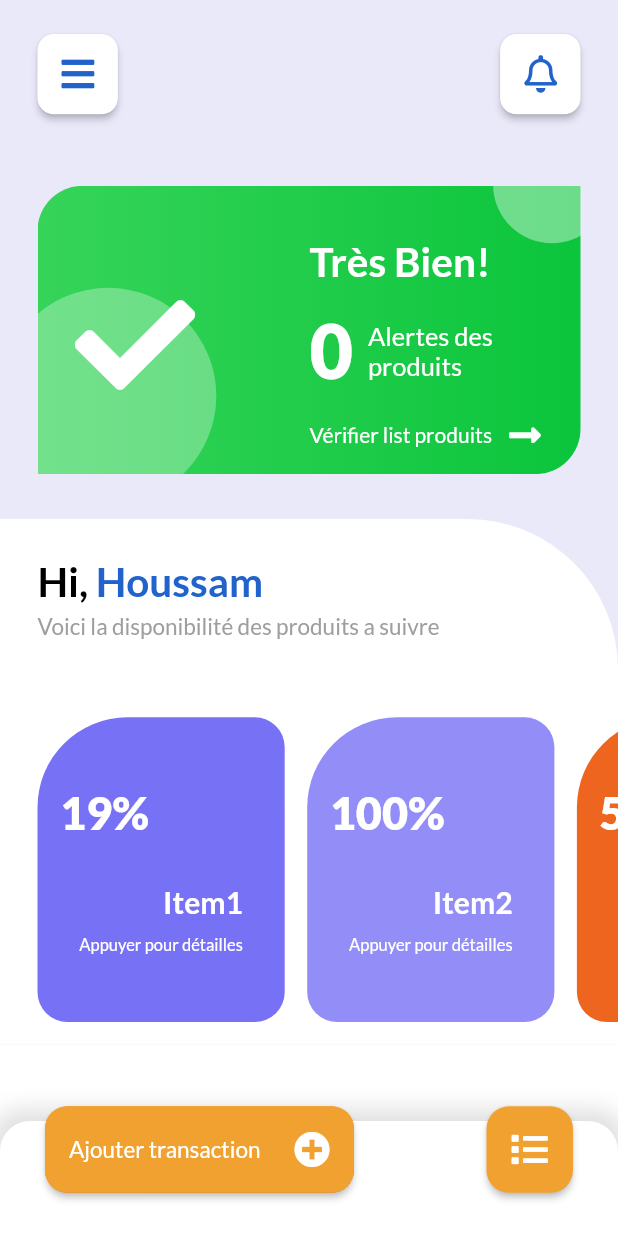
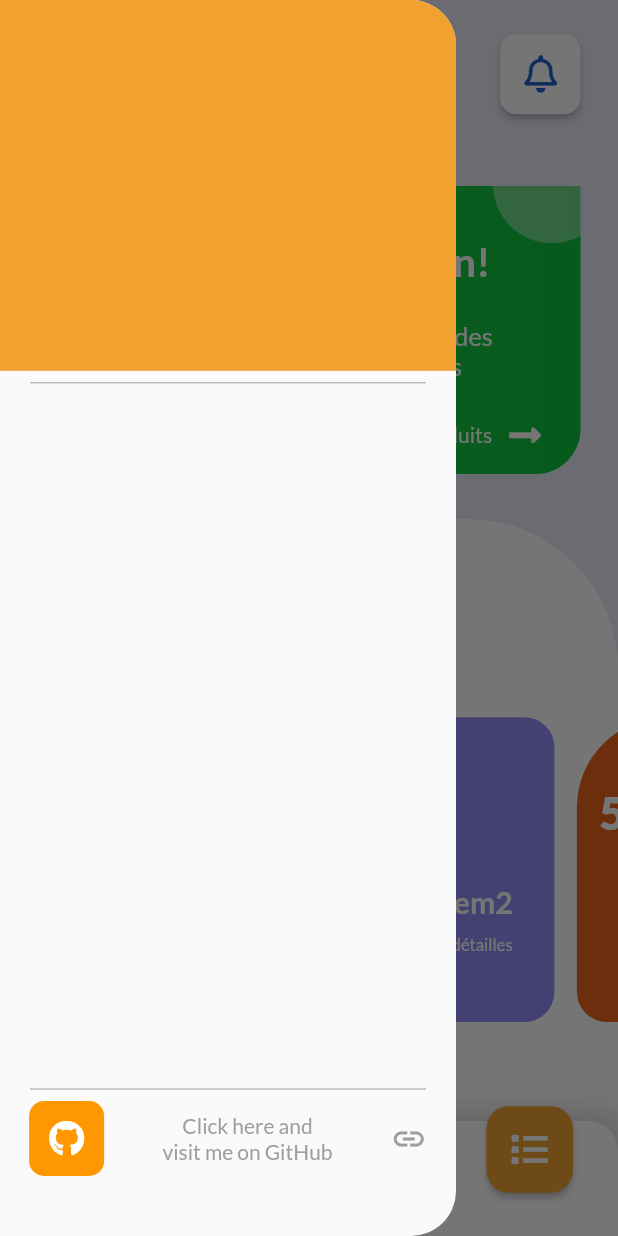
Before and after one commit to B-Houssam/iStock, a Flutter app: the screen it shows after launch, with the side drawer open (before the commit the screen has no drawer), on a phone screen of 412 x 824 dp. Run offline on Flutter 3.47's test engine with Material 2 defaults, Android fonts, the phone set to English and light mode, and no system bars; our stand-ins replace font_awesome_flutter, google_fonts.

Commit message:
added custom drawer and improved alllist ui

```diff
--- a/lib/views/HomePage.dart
+++ b/lib/views/HomePage.dart
@@ -1,7 +1,8 @@
 import 'package:flutter/material.dart';
+import 'package:font_awesome_flutter/font_awesome_flutter.dart';
 import 'package:iStock/widgets/mainView/bottom-card.dart';
+import 'package:iStock/widgets/mainView/custom-drawer.dart';
 import 'package:iStock/widgets/mainView/main-card.dart';
-import 'package:iStock/widgets/mainView/top-bar.dart';
 import 'package:iStock/widgets/mainView/action-bar.dart';
 
 class HomePage extends StatefulWidget {
@@ -12,14 +13,61 @@ class HomePage extends StatefulWidget {
 }
 
 class _HomePageState extends State<HomePage> {
+  final GlobalKey<ScaffoldState> _scaffoldKey = new GlobalKey<ScaffoldState>();
+
   @override
   Widget build(BuildContext context) {
     return Scaffold(
+      key: _scaffoldKey,
+      drawer: Draw(),
       backgroundColor: Color(0XFFE9E9F9),
       body: SafeArea(
         child: Column(
           children: <Widget>[
-            TopBar(),
+            Container(
+              width: MediaQuery.of(context).size.width,
+              height: MediaQuery.of(context).size.height * .12,
+              child: Padding(
+                padding: EdgeInsets.only(left: 25, right: 25),
+                child: Row(
+                  mainAxisAlignment: MainAxisAlignment.spaceBetween,
+                  children: <Widget>[
+                    Container(
+                      width: MediaQuery.of(context).size.width * .13,
+                      height: MediaQuery.of(context).size.width * .13,
+                      child: RaisedButton(
+                        shape: RoundedRectangleBorder(
+                          borderRadius: BorderRadius.circular(11),
+                        ),
+                        color: Colors.white,
+                        onPressed: () => _scaffoldKey.currentState.openDrawer(),
+                        child: Icon(
+                          FontAwesomeIcons.bars,
+                          color: Color(0XFF2163CB),
+                          size: 25,
+                        ),
+                      ),
+                    ),
+                    Container(
+                      width: MediaQuery.of(context).size.width * .13,
+                      height: MediaQuery.of(context).size.width * .13,
+                      child: RaisedButton(
+                        shape: RoundedRectangleBorder(
+                          borderRadius: BorderRadius.circular(11),
+                        ),
+                        color: Colors.white,
+                        onPressed: () {},
+                        child: Icon(
+                          FontAwesomeIcons.bell,
+                          color: Color(0XFF2163CB),
+                          size: 25,
+                        ),
+                      ),
+                    ),
+                  ],
+                ),
+              ),
+            ),
             MainCard(),
             BottomCard(),
             ActionB(),
--- a/lib/widgets/allView/ont-item.dart
+++ b/lib/widgets/allView/ont-item.dart
@@ -21,8 +21,8 @@ class _ItemState extends State<Item> {
         crossAxisAlignment: CrossAxisAlignment.center,
         children: <Widget>[
           Container(
-            width: MediaQuery.of(context).size.width * .23,
-            height: MediaQuery.of(context).size.width * .23,
+            width: MediaQuery.of(context).size.width * .19,
+            height: MediaQuery.of(context).size.width * .19,
             decoration: BoxDecoration(
               color: Colors.orange,
               borderRadius: BorderRadius.circular(20),
@@ -36,12 +36,12 @@ class _ItemState extends State<Item> {
                 "Item",
                 style: GoogleFonts.lato(
                   color: Colors.black,
-                  fontWeight: FontWeight.bold,
-                  fontSize: 20,
+                  fontWeight: FontWeight.w900,
+                  fontSize: 21,
                 ),
               ),
               Container(
-                width: MediaQuery.of(context).size.width * .5,
+                width: MediaQuery.of(context).size.width * .55,
                 height: MediaQuery.of(context).size.height * .01,
                 decoration: BoxDecoration(
                   borderRadius: BorderRadius.circular(20),
@@ -71,7 +71,7 @@ class _ItemState extends State<Item> {
                 "20 pièces dans le stock",
                 style: GoogleFonts.lato(
                   color: Color(0XFF2163CB),
-                  fontWeight: FontWeight.w500,
+                  fontWeight: FontWeight.w600,
                   fontSize: 14,
                 ),
               ),
--- a/lib/widgets/allView/status-bar.dart
+++ b/lib/widgets/allView/status-bar.dart
@@ -1,4 +1,5 @@
 import 'package:flutter/material.dart';
+import 'package:font_awesome_flutter/font_awesome_flutter.dart';
 import 'package:google_fonts/google_fonts.dart';
 
 class StatusBar extends StatefulWidget {
@@ -17,7 +18,7 @@ class _StatusBarState extends State<StatusBar> {
       child: Padding(
         padding: EdgeInsets.only(bottom: 25, left: 25, right: 25, top: 10),
         child: Container(
-          alignment: Alignment.centerRight,
+            //alignment: Alignment.centerRight,
             padding: EdgeInsets.only(right: 15),
             decoration: BoxDecoration(
               gradient: LinearGradient(colors: [
@@ -26,16 +27,32 @@ class _StatusBarState extends State<StatusBar> {
               ]),
               borderRadius: BorderRadius.circular(10),
             ),
-          child: Text(
-            "Tout est bien\n0 Alèrtes des produits!",
+            child: Stack(
+              children: <Widget>[
+                Positioned(
+                  left: 20,
+                  top: 10,
+                  child: Opacity(
+                    opacity: .4,
+                    child: Icon(
+                      FontAwesomeIcons.table,
+                      color: Colors.white,
+                      size: 90,
+                    ),
+                  ),
+                ),
+                Align(
+                  alignment: Alignment.centerRight,
+                  child: Text("Tout est bien\n0 Alèrtes des produits!",
                       textAlign: TextAlign.end,
                       style: GoogleFonts.lato(
                         color: Colors.white,
                         fontWeight: FontWeight.bold,
                         fontSize: 20,
-            ),
-          ),
-        ),
+                      )),
+                )
+              ],
+            )),
       ),
     );
   }
--- /dev/null
+++ b/lib/widgets/mainView/custom-drawer.dart
@@ -0,0 +1,90 @@
+import 'package:flutter/material.dart';
+import 'package:font_awesome_flutter/font_awesome_flutter.dart';
+import 'package:google_fonts/google_fonts.dart';
+import 'package:url_launcher/url_launcher.dart';
+
+class Draw extends StatefulWidget {
+  Draw({Key key}) : super(key: key);
+
+  @override
+  _DrawState createState() => _DrawState();
+}
+
+class _DrawState extends State<Draw> {
+  @override
+  Widget build(BuildContext context) {
+    return ClipRRect(
+      borderRadius: BorderRadius.only(
+        topRight: Radius.circular(30),
+        bottomRight: Radius.circular(30),
+      ),
+      child: Drawer(
+        child: Column(
+          mainAxisAlignment: MainAxisAlignment.spaceBetween,
+          children: <Widget>[
+            Column(
+              mainAxisAlignment: MainAxisAlignment.spaceAround,
+              children: <Widget>[
+                Container(
+                  height: MediaQuery.of(context).size.height * .3,
+                  decoration: BoxDecoration(
+                    color: Color(0XFFF0A12F),
+                  ),
+                ),
+                Divider(
+                  color: Colors.grey,
+                  indent: 20,
+                  endIndent: 20,
+                ),
+              ],
+            ),
+            GestureDetector(
+              onTap: () {
+                launch('https://www.github.com/B-Houssam');
+              },
+              child: Padding(
+                padding: const EdgeInsets.only(bottom: 40),
+                child: Column(
+                  children: <Widget>[
+                    Divider(
+                      color: Colors.grey,
+                      indent: 20,
+                      endIndent: 20,
+                    ),
+                    Row(
+                      mainAxisAlignment: MainAxisAlignment.spaceAround,
+                      children: <Widget>[
+                        Container(
+                            width: 50,
+                            height: 50,
+                            decoration: BoxDecoration(
+                              color: Colors.orange,
+                              borderRadius: BorderRadius.circular(10),
+                            ),
+                            child: Icon(
+                              FontAwesomeIcons.github,
+                              color: Colors.white,
+                            )),
+                        Text(
+                          'Click here and\nvisit me on GitHub',
+                          textAlign: TextAlign.center,
+                          style: GoogleFonts.lato(
+                            color: Colors.grey,
+                          ),
+                        ),
+                        Icon(
+                          Icons.link,
+                          color: Colors.grey,
+                        ),
+                      ],
+                    ),
+                  ],
+                ),
+              ),
+            ),
+          ],
+        ),
+      ),
+    );
+  }
+}
--- a/lib/widgets/mainView/top-bar.dart
+++ /dev/null
@@ -1,54 +0,0 @@
-import 'package:flutter/material.dart';
-import 'package:font_awesome_flutter/font_awesome_flutter.dart';
-
-class TopBar extends StatelessWidget {
-  const TopBar({Key key}) : super(key: key);
-
-  @override
-  Widget build(BuildContext context) {
-    return Container(
-      width: MediaQuery.of(context).size.width,
-      height: MediaQuery.of(context).size.height * .12,
-      child: Padding(
-        padding: EdgeInsets.only(left: 25, right: 25),
-        child: Row(
-          mainAxisAlignment: MainAxisAlignment.spaceBetween,
-          children: <Widget>[
-            Container(
-              width: MediaQuery.of(context).size.width * .13,
-              height: MediaQuery.of(context).size.width * .13,
-              child: RaisedButton(
-                shape: RoundedRectangleBorder(
-                  borderRadius: BorderRadius.circular(11),
-                ),
-                color: Colors.white,
-                onPressed: () {},
-                child: Icon(
-                  FontAwesomeIcons.bars,
-                  color: Color(0XFF2163CB),
-                  size: 25,
-                ),
-              ),
-            ),
-            Container(
-              width: MediaQuery.of(context).size.width * .13,
-              height: MediaQuery.of(context).size.width * .13,
-              child: RaisedButton(
-                shape: RoundedRectangleBorder(
-                  borderRadius: BorderRadius.circular(11),
-                ),
-                color: Colors.white,
-                onPressed: () {},
-                child: Icon(
-                  FontAwesomeIcons.bell,
-                  color: Color(0XFF2163CB),
-                  size: 25,
-                ),
-              ),
-            ),
-          ],
-        ),
-      ),
-    );
-  }
-}
--- a/pubspec.yaml
+++ b/pubspec.yaml
@@ -25,6 +25,7 @@ dependencies:
     sdk: flutter
   font_awesome_flutter: ^8.8.1
   google_fonts: ^1.0.0
+  url_launcher: ^5.4.2
 
 
   # The following adds the Cupertino Icons font to your application.
```
Also changed, not shown: pubspec.lock, 3 other files. Lines whose indentation alone changed are shown as unchanged.
